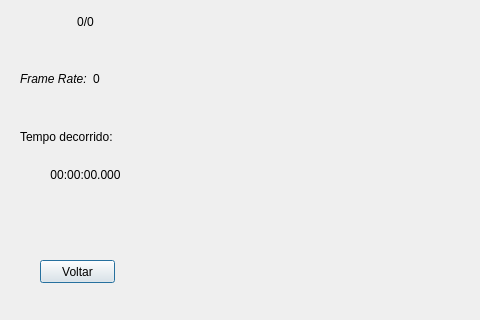
Old version of the form taskwindow.ui in the repository pasteolitoes/coincidenttiming; both pictures show x 0 to 480 and y 200 to 520 of the 924 by 520 pixel window.
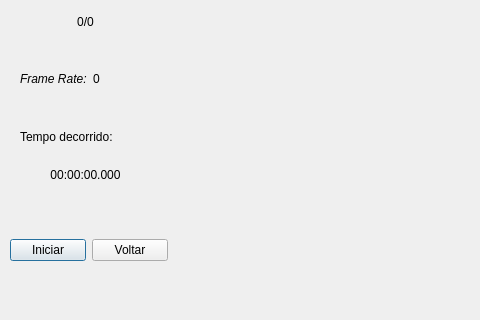
New version of the form.

```diff
--- a/taskwindow.ui
+++ b/taskwindow.ui
@@ -132,19 +132,6 @@
     <bool>true</bool>
    </property>
   </widget>
-  <widget class="QPushButton" name="exitButton">
-   <property name="geometry">
-    <rect>
-     <x>40</x>
-     <y>460</y>
-     <width>75</width>
-     <height>23</height>
-    </rect>
-   </property>
-   <property name="text">
-    <string>Voltar</string>
-   </property>
-  </widget>
   <widget class="QLabel" name="label_image">
    <property name="geometry">
     <rect>
@@ -158,6 +145,32 @@
     <string/>
    </property>
   </widget>
+  <widget class="QWidget" name="horizontalLayoutWidget">
+   <property name="geometry">
+    <rect>
+     <x>10</x>
+     <y>430</y>
+     <width>158</width>
+     <height>41</height>
+    </rect>
+   </property>
+   <layout class="QHBoxLayout" name="horizontalLayout_3">
+    <item>
+     <widget class="QPushButton" name="startTaskButton">
+      <property name="text">
+       <string>Iniciar</string>
+      </property>
+     </widget>
+    </item>
+    <item>
+     <widget class="QPushButton" name="exitButton">
+      <property name="text">
+       <string>Voltar</string>
+      </property>
+     </widget>
+    </item>
+   </layout>
+  </widget>
  </widget>
  <resources/>
  <connections/>
```
